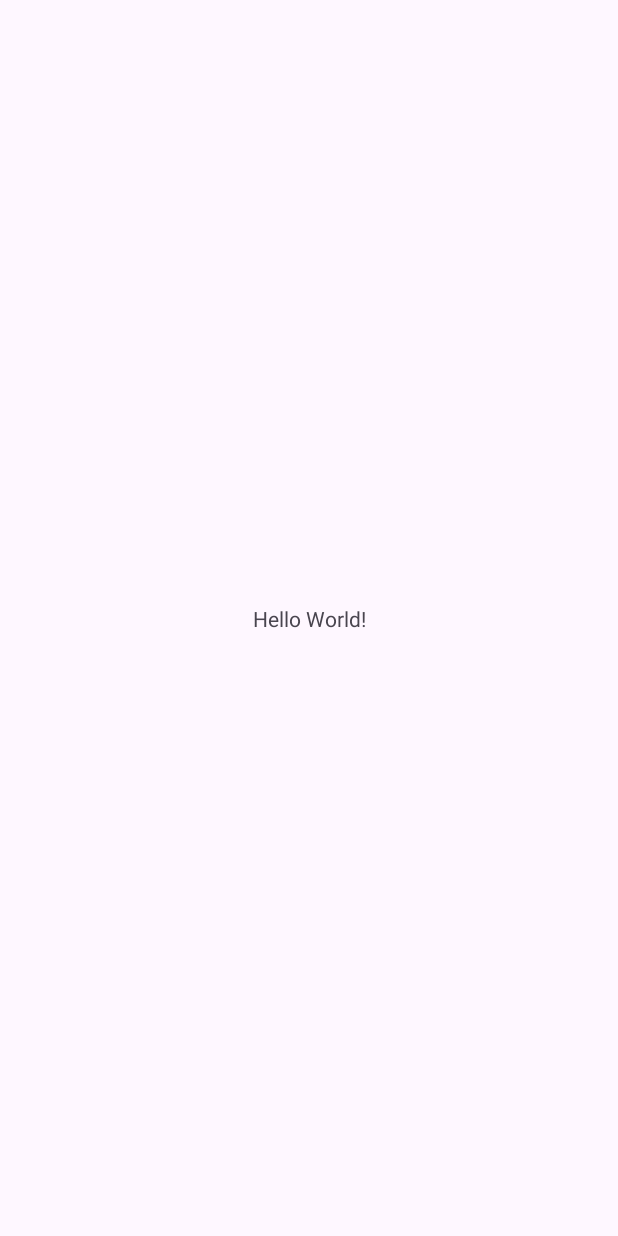
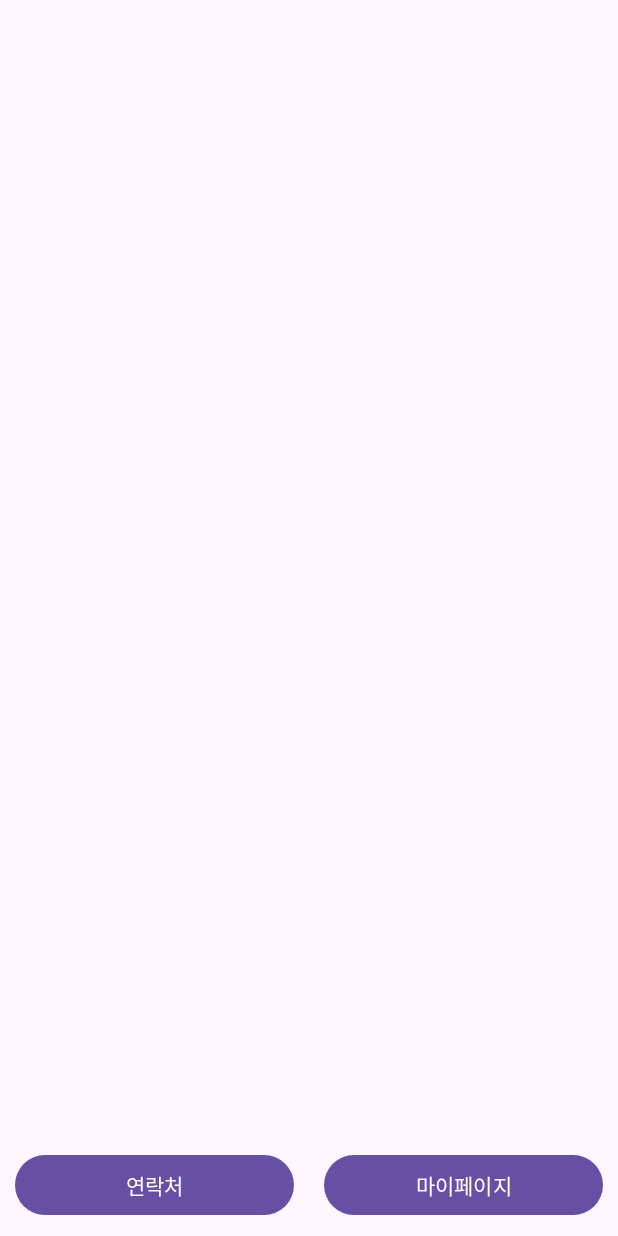
Before and after one commit to werds7890/phone_list, an Android app: the screen it shows after launch (MainActivity), on a phone screen of 412 x 824 dp. Before the commit the screen is almost empty. Run offline under Robolectric (Android 15) with nearby library versions, the phone set to English and light mode, and no system bars; 1 statement that could not run was skipped.

Commit message:
[FEAT] : ⚙️ MyPage UI

```diff
--- a/app/build.gradle
+++ b/app/build.gradle
@@ -30,6 +30,9 @@ android {
     kotlinOptions {
         jvmTarget = '1.8'
     }
+    buildFeatures{
+        viewBinding true
+    }
 }
 
 dependencies {
@@ -38,6 +41,7 @@ dependencies {
     implementation 'androidx.appcompat:appcompat:1.6.1'
     implementation 'com.google.android.material:material:1.5.0'
     implementation 'androidx.constraintlayout:constraintlayout:2.1.4'
+    implementation ("androidx.fragment:fragment-ktx:1.6.1")
     testImplementation 'junit:junit:4.13.2'
     androidTestImplementation 'androidx.test.ext:junit:1.1.5'
     androidTestImplementation 'androidx.test.espresso:espresso-core:3.5.1'
--- a/app/src/main/java/com/example/phone_list/MainActivity.kt
+++ b/app/src/main/java/com/example/phone_list/MainActivity.kt
@@ -2,10 +2,14 @@ package com.example.phone_list
 
 import androidx.appcompat.app.AppCompatActivity
 import android.os.Bundle
+import com.example.phone_list.databinding.ActivityMainBinding
 
 class MainActivity : AppCompatActivity() {
+
+    private val binding by lazy { ActivityMainBinding.inflate(layoutInflater) }
     override fun onCreate(savedInstanceState: Bundle?) {
         super.onCreate(savedInstanceState)
         setContentView(R.layout.activity_main)
+        setContentView(binding.root)
     }
 }
--- /dev/null
+++ b/app/src/main/res/drawable/background_gray.xml
@@ -0,0 +1,6 @@
+<shape xmlns:android="http://schemas.android.com/apk/res/android"
+    android:shape="rectangle">
+    <corners android:radius="20dp"/>
+    <solid android:color="#D8D8D8"/>
+
+</shape>
--- a/app/src/main/res/layout/activity_main.xml
+++ b/app/src/main/res/layout/activity_main.xml
@@ -6,13 +6,41 @@
     android:layout_height="match_parent"
     tools:context=".MainActivity">
 
-    <TextView
-        android:layout_width="wrap_content"
-        android:layout_height="wrap_content"
-        android:text="Hello World!"
-        app:layout_constraintBottom_toBottomOf="parent"
+    <FrameLayout
+        android:id="@+id/frameLayout"
+        android:layout_width="0dp"
+        android:layout_height="0dp"
+        app:layout_constraintBottom_toTopOf="@+id/btn_contact"
+        android:layout_marginStart="10dp"
+        android:layout_marginEnd="10dp"
         app:layout_constraintEnd_toEndOf="parent"
         app:layout_constraintStart_toStartOf="parent"
-        app:layout_constraintTop_toTopOf="parent" />
+        app:layout_constraintTop_toTopOf="parent">
+
+    </FrameLayout>
+
+    <Button
+        android:id="@+id/btn_contact"
+        android:layout_width="0dp"
+        android:layout_height="wrap_content"
+        android:layout_margin="10dp"
+        android:text="연락처"
+        android:textAllCaps="false"
+        app:layout_constraintBottom_toBottomOf="parent"
+        app:layout_constraintEnd_toStartOf="@+id/btn_mypage"
+        app:layout_constraintStart_toStartOf="parent"
+        app:layout_constraintTop_toBottomOf="@+id/frameLayout" />
+
+    <Button
+        android:id="@+id/btn_mypage"
+        android:layout_width="0dp"
+        android:layout_height="wrap_content"
+        android:layout_margin="10dp"
+        android:text="마이페이지"
+        android:textAllCaps="false"
+        app:layout_constraintBottom_toBottomOf="parent"
+        app:layout_constraintStart_toEndOf="@+id/btn_contact"
+        app:layout_constraintEnd_toEndOf="parent"
+        app:layout_constraintTop_toBottomOf="@+id/frameLayout"/>
 
 </androidx.constraintlayout.widget.ConstraintLayout>
--- a/app/src/main/res/values/strings.xml
+++ b/app/src/main/res/values/strings.xml
@@ -1,3 +1,5 @@
 <resources>
     <string name="app_name">Phone_List</string>
+    <!-- TODO: Remove or change this placeholder text -->
+    <string name="hello_blank_fragment">Hello blank fragment</string>
 </resources>
```
Also changed, not shown: app/src/main/java/com/example/phone_list/MyPageFragment.kt (added, +59 -0 lines), app/src/main/res/layout/fragment_constact.xml (added, +14 -0 lines), app/src/main/res/layout/fragment_my_page.xml (added, +166 -0 lines), app/src/main/res/drawable/sample1.jpg (added).
